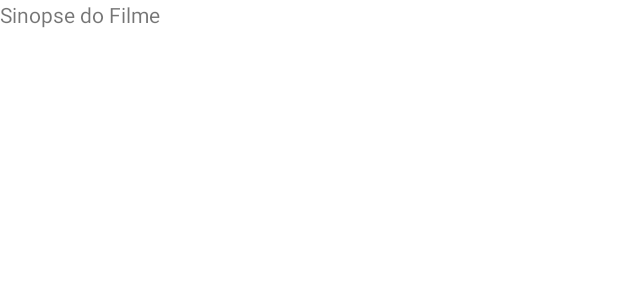
After one commit to Leoplugged/zup-android-core-recapitulation, an Android app: the layout activity_filme_details.xml on its own in the app's theme, with its tools: preview values and no code run, on a phone screen of 412 x 824 dp. The commit adds this screen. Shown: the top 300 px of the screen. Run offline under Robolectric (Android 15) with nearby library versions, the phone set to English and light mode, and no system bars.

Commit message:
Adicionar 1umbotão que leva a outra activity e criaçr activity FilmeDetails.kt

```diff
--- a/app/src/main/AndroidManifest.xml
+++ b/app/src/main/AndroidManifest.xml
@@ -14,6 +14,9 @@
         android:theme="@style/Theme.Filme"
         tools:targetApi="31">
         <activity
+            android:name=".FilmeDetails"
+            android:exported="false" />
+        <activity
             android:name=".MainActivity"
             android:exported="true">
             <intent-filter>
--- /dev/null
+++ b/app/src/main/res/layout/activity_filme_details.xml
@@ -0,0 +1,15 @@
+<?xml version="1.0" encoding="utf-8"?>
+
+<LinearLayout android:layout_width="match_parent"
+    android:layout_height="wrap_content"
+    xmlns:tools="http://schemas.android.com/tools"
+    android:orientation="vertical"
+    xmlns:android="http://schemas.android.com/apk/res/android"
+    tools:context=".FilmeDetails">
+
+    <TextView
+        android:layout_width="wrap_content"
+        android:layout_height="wrap_content"
+        android:text="Sinopse do Filme"/>
+
+</LinearLayout>
--- a/app/src/main/res/values/dimens.xml
+++ b/app/src/main/res/values/dimens.xml
@@ -1,6 +1,9 @@
 <?xml version="1.0" encoding="utf-8"?>
 <resources>
     <dimen name="height_250">250dp</dimen>
+    <dimen name="margin_top_30">30dp</dimen>
+    <dimen name="margin_top_24">24dp</dimen>
+    <dimen name="margin_top_18">18dp</dimen>
     <dimen name="margin_top_10">10dp</dimen>
     <dimen name="textsize_16">16sp</dimen>
 </resources>
--- a/app/src/main/res/values/strings.xml
+++ b/app/src/main/res/values/strings.xml
@@ -3,5 +3,7 @@
     <string name="imageview_movie_description">Poster de Cartaz do filme Capitain Fantastic. No lado
     esquerdo está o pai no meio de 6 filhos, cada um vestindo à tua maneira, todos no lado do
     ônibus escolar chamado Steve, verde com teto branco, todo adaptado à família.</string>
-    <string name="movie_name">CAPTAIN FANTASTIC</string>
+    <string name="movie_name">Captain Fantastic</string>
+    <string name="synopsis_button">Sinopse</string>
+    <string name="eval_button">Avaliação</string>
 </resources>
```
Also changed, not shown: app/src/main/java/br/com/zup/filme/FilmeDetails.kt (added, +11 -0 lines), app/src/main/java/br/com/zup/filme/MainActivity.kt (+17 -0 lines), app/src/main/res/layout/activity_main.xml (+31 -3 lines).
